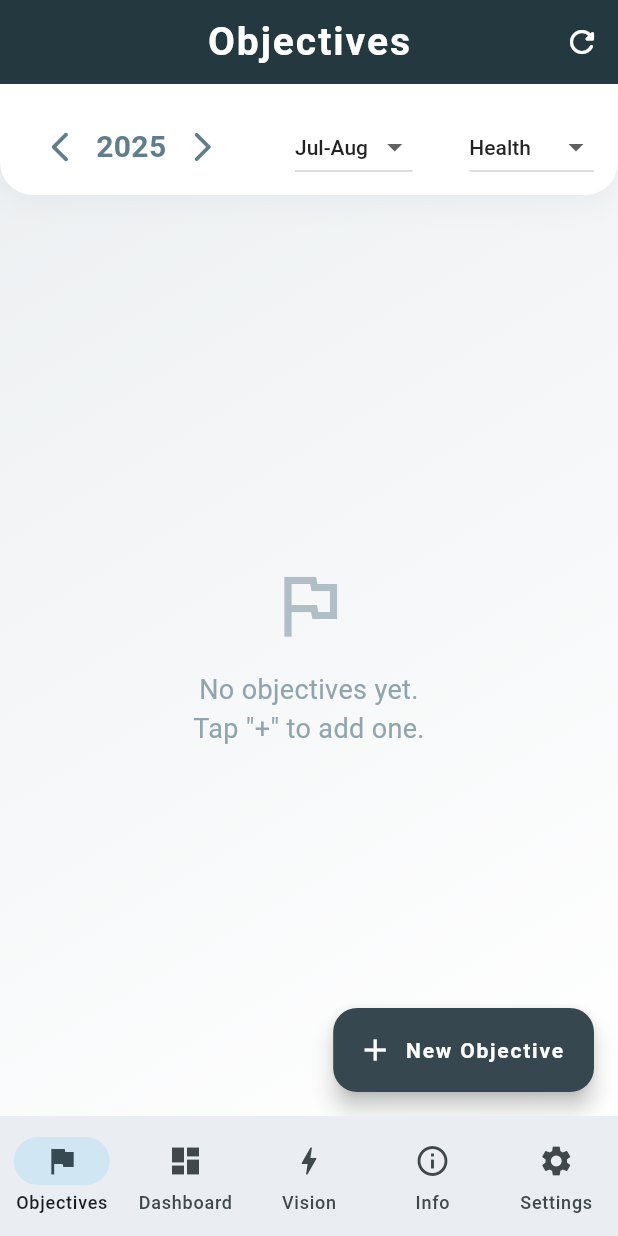
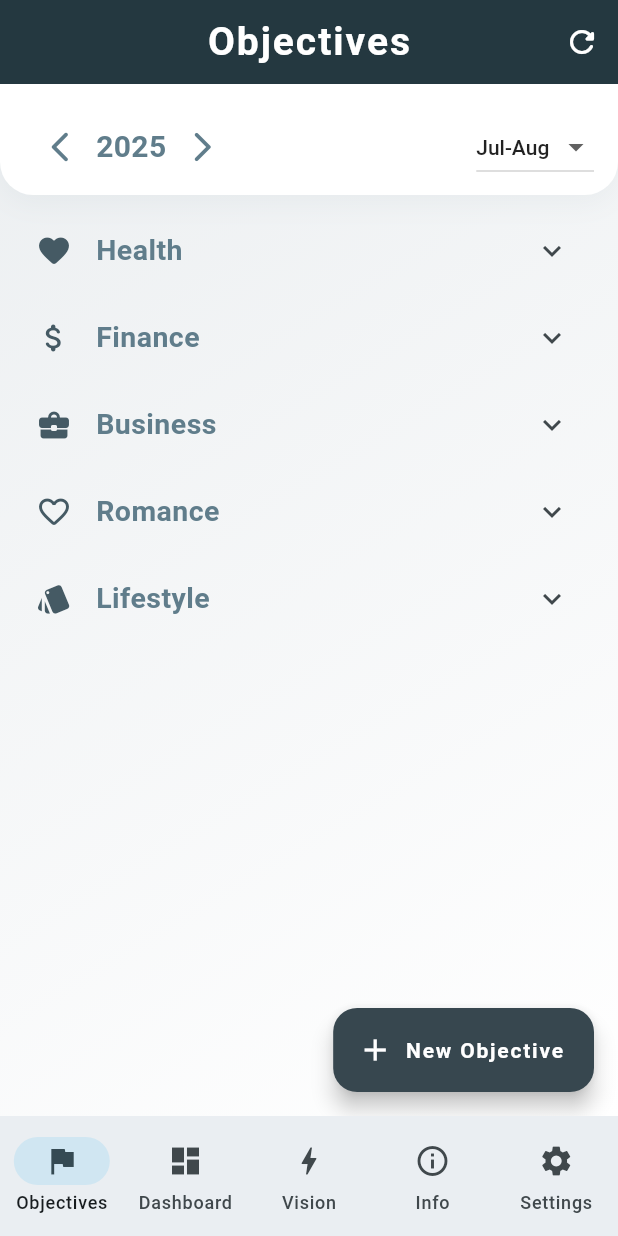
Before and after one commit to burak-analyst/myapp, a Flutter app: the screen it shows after launch, on a phone screen of 412 x 824 dp. Run offline on Flutter 3.47's test engine with Material 3 defaults, Android fonts, the phone set to English and light mode, and no system bars; our stand-ins replace shared_preferences; Roboto replaces fonts that are missing (Montserrat).

Commit message:
GOD LEVEL WORK ALREADY

```diff
--- a/lib/pages/objectives_components.dart
+++ b/lib/pages/objectives_components.dart
@@ -12,9 +12,6 @@ Widget buildFiltersWidget({
   required List<String> periods,
   required int selectedPeriodIndex,
   required void Function(int index) onPeriodChanged,
-  required List<String> categories,
-  required String selectedCategory,
-  required void Function(String cat) onCategoryChanged,
 }) {
   return Container(
     width: double.infinity,
@@ -74,25 +71,6 @@ Widget buildFiltersWidget({
           onChanged: (value) {
             if (value != null) {
               onPeriodChanged(periods.indexOf(value));
-            }
-          },
-          dropdownColor: Colors.white,
-          style: const TextStyle(color: Colors.black87),
-        ),
-        DropdownButton<String>(
-          value: selectedCategory,
-          items: categories.map((cat) {
-            return DropdownMenuItem(
-              value: cat,
-              child: Text(
-                cat,
-                style: const TextStyle(fontFamily: 'Montserrat', fontWeight: FontWeight.w500),
-              ),
-            );
-          }).toList(),
-          onChanged: (value) {
-            if (value != null) {
-              onCategoryChanged(value);
             }
           },
           dropdownColor: Colors.white,
--- a/lib/pages/objectives_page.dart
+++ b/lib/pages/objectives_page.dart
@@ -35,15 +35,8 @@ class _ObjectivesPageState extends State<ObjectivesPage> {
 
   int _selectedYear = DateTime.now().year;
   int _selectedPeriodIndex = 3;
-  String _selectedCategory = 'Health';
 
   List<int> get _yearRange => List.generate(4, (i) => DateTime.now().year + i);
-
-  List<Objective> get _filteredObjectives => _objectives.where((obj) {
-    return obj.year == _selectedYear &&
-        obj.periodIndex == _selectedPeriodIndex &&
-        obj.category == _selectedCategory;
-  }).toList();
 
   @override
   void initState() {
@@ -96,30 +89,45 @@ class _ObjectivesPageState extends State<ObjectivesPage> {
           children: [
             _buildFilters(),
             Expanded(
-              child: _filteredObjectives.isEmpty
-                  ? Center(
-                      child: Column(
-                        mainAxisAlignment: MainAxisAlignment.center,
-                        children: [
-                          Icon(Icons.flag_outlined, size: 56, color: Colors.blueGrey[200]),
-                          const SizedBox(height: 16),
-                          Text(
-                            'No objectives yet.\nTap "+" to add one.',
-                            textAlign: TextAlign.center,
+              child: ListView.builder(
+                padding: const EdgeInsets.symmetric(horizontal: 8, vertical: 8),
+                itemCount: _categories.length,
+                itemBuilder: (context, catIndex) {
+                  final cat = _categories[catIndex];
+                  final categoryObjectives = _objectives.where((obj) =>
+                      obj.year == _selectedYear &&
+                      obj.periodIndex == _selectedPeriodIndex &&
+                      obj.category == cat
+                  ).toList();
+
+                  return ExpansionTile(
+                    initiallyExpanded: categoryObjectives.isNotEmpty,
+                    leading: Icon(_categoryIcon(cat), color: Colors.blueGrey[700]),
+                    title: Text(
+                      cat,
+                      style: const TextStyle(
+                        fontFamily: 'Montserrat',
+                        fontWeight: FontWeight.bold,
+                        fontSize: 19,
+                        color: Colors.blueGrey,
+                        letterSpacing: 0.3,
+                      ),
+                    ),
+                    children: categoryObjectives.isEmpty
+                        ? [
+                            Padding(
+                              padding: const EdgeInsets.only(bottom: 12, left: 18),
+                              child: Text(
+                                "No objectives in this category.",
                                 style: TextStyle(
                                   fontFamily: 'Montserrat',
-                              fontSize: 18,
+                                  fontSize: 15,
                                   color: Colors.blueGrey[300],
                                 ),
                               ),
-                        ],
-                      ),
                             )
-                  : ListView.builder(
-                      padding: const EdgeInsets.symmetric(horizontal: 16, vertical: 12),
-                      itemCount: _filteredObjectives.length,
-                      itemBuilder: (context, index) {
-                        final obj = _filteredObjectives[index];
+                          ]
+                        : categoryObjectives.map((obj) {
                             return buildObjectiveCardWidget(
                               context: context,
                               obj: obj,
@@ -133,6 +141,8 @@ class _ObjectivesPageState extends State<ObjectivesPage> {
                               onDeleteTask: _deleteTask,
                               onAddTask: _addTask,
                               onStatusChange: _onStatusChange,
+                            );
+                          }).toList(),
                   );
                 },
               ),
@@ -167,17 +177,31 @@ class _ObjectivesPageState extends State<ObjectivesPage> {
       periods: _periods,
       selectedPeriodIndex: _selectedPeriodIndex,
       onPeriodChanged: (index) => setState(() => _selectedPeriodIndex = index),
-      categories: _categories,
-      selectedCategory: _selectedCategory,
-      onCategoryChanged: (cat) => setState(() => _selectedCategory = cat),
     );
+  }
+
+  IconData _categoryIcon(String cat) {
+    switch (cat.toLowerCase()) {
+      case 'health':
+        return Icons.favorite_rounded;
+      case 'finance':
+        return Icons.attach_money_rounded;
+      case 'business':
+        return Icons.business_center_rounded;
+      case 'romance':
+        return Icons.favorite_border_rounded;
+      case 'lifestyle':
+        return Icons.style_rounded;
+      default:
+        return Icons.category;
+    }
   }
 
   void _showAddObjectiveDialog() {
     showAddObjectiveDialog(
       context: context,
       categories: _categories,
-      selectedCategory: _selectedCategory,
+      selectedCategory: _categories.first,
       selectedYear: _selectedYear,
       selectedPeriodIndex: _selectedPeriodIndex,
       onAdd: (Objective obj) {
```
Lines whose indentation alone changed are shown as unchanged.
